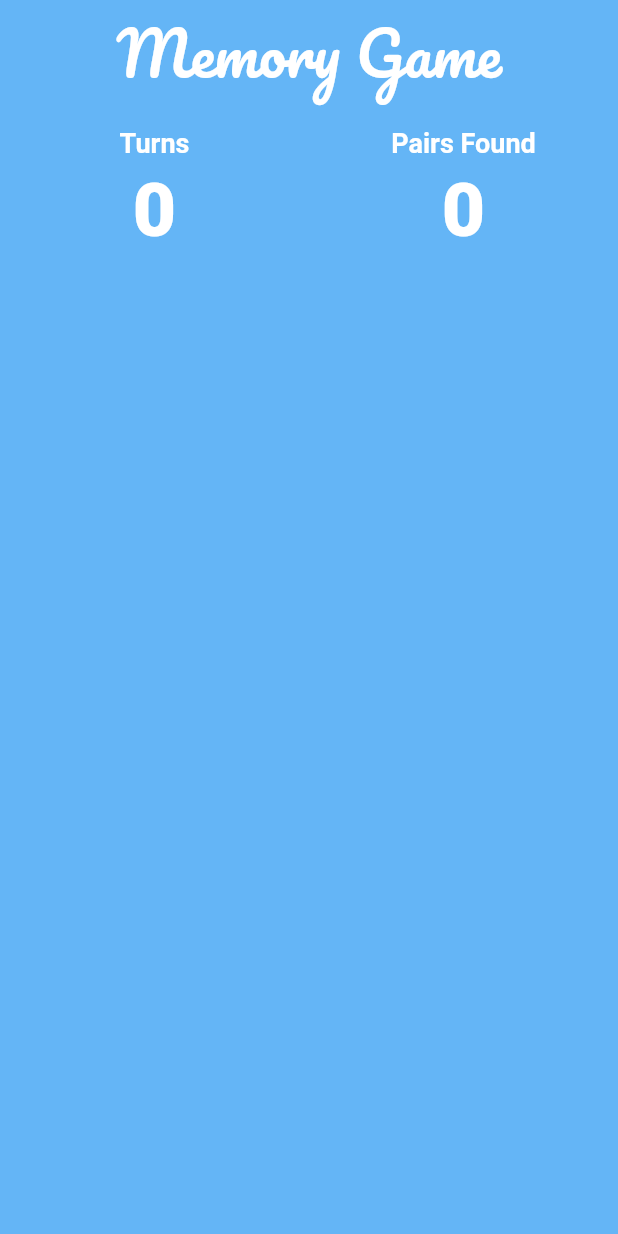
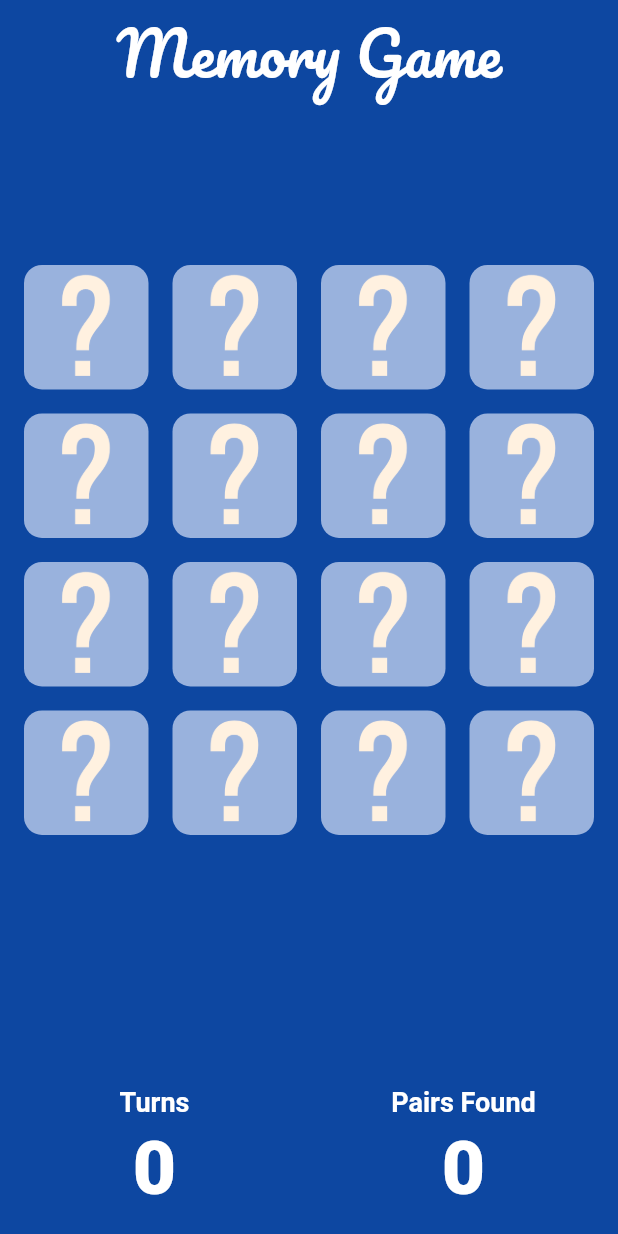
Before and after one commit to atharvaarankalle/memorygame, a Flutter app: the screen it shows after launch, on a phone screen of 412 x 824 dp. Run offline on Flutter 3.47's test engine with Material 2 defaults, Android fonts, the phone set to English and light mode, and no system bars.

Commit message:
Add cards to screen

```diff
--- a/lib/main.dart
+++ b/lib/main.dart
@@ -38,6 +38,35 @@ class _GameScreenState extends State<GameScreen> {
       body: Column(
         children: [
           const Header("Memory Game"),
+          Expanded(
+            child: Center(
+              child: AspectRatio(
+                aspectRatio: 9 / 10,
+                child: GridView.builder(
+                padding: EdgeInsets.all(16),
+                gridDelegate: SliverGridDelegateWithFixedCrossAxisCount(crossAxisCount: 4, crossAxisSpacing: 16, mainAxisSpacing: 16,),
+                itemBuilder: ((context, index) {
+                  return GestureDetector(
+                    onTap: () {
+                      setState(() {
+                        turns++;
+                      });
+                    },
+                    child: Container(
+                      decoration: BoxDecoration(
+                        color: const Color(0xFF99B2DD),
+                        borderRadius: BorderRadius.circular(12),
+                        image: DecorationImage(
+                          image: AssetImage("assets/images/hidden.png"),
+                        ),
+                      ),
+                    ),
+                  );
+                }),
+                itemCount: 16,
+                        ),
+              ),
+            ),),
           Row(
             // mainAxisAlignment: MainAxisAlignment.spaceAround,
             // crossAxisAlignment: CrossAxisAlignment.center,
@@ -47,6 +76,6 @@ class _GameScreenState extends State<GameScreen> {
             ],
           ),
         ],
-      ), backgroundColor: Colors.blue[300]);
+      ), backgroundColor: Colors.blue[900]);
   }
 }
```
